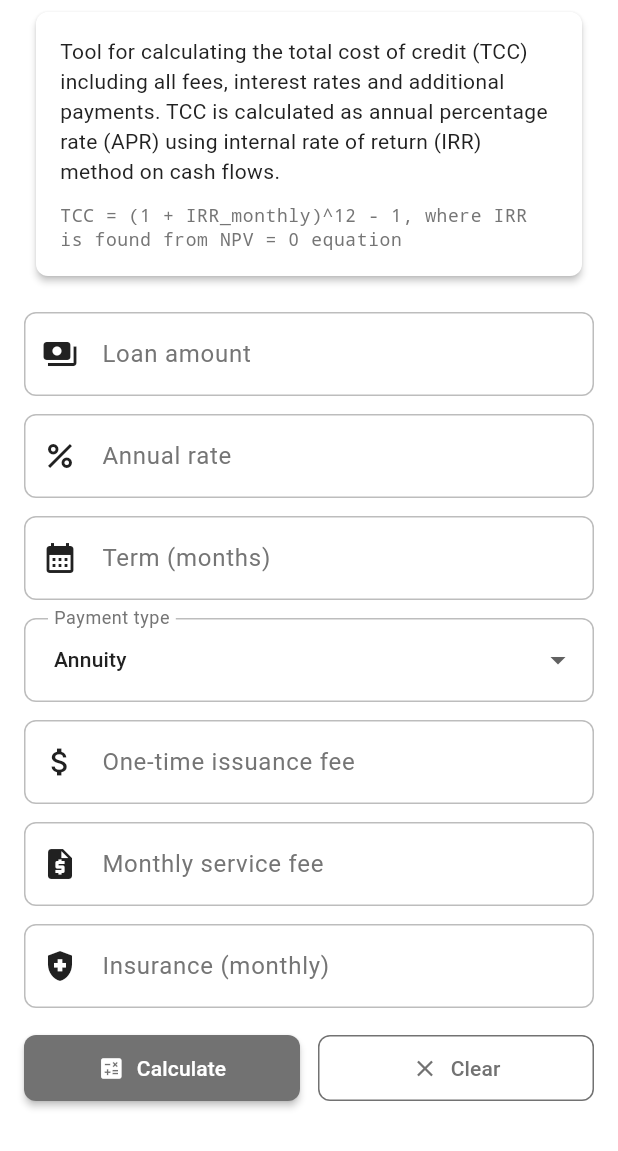
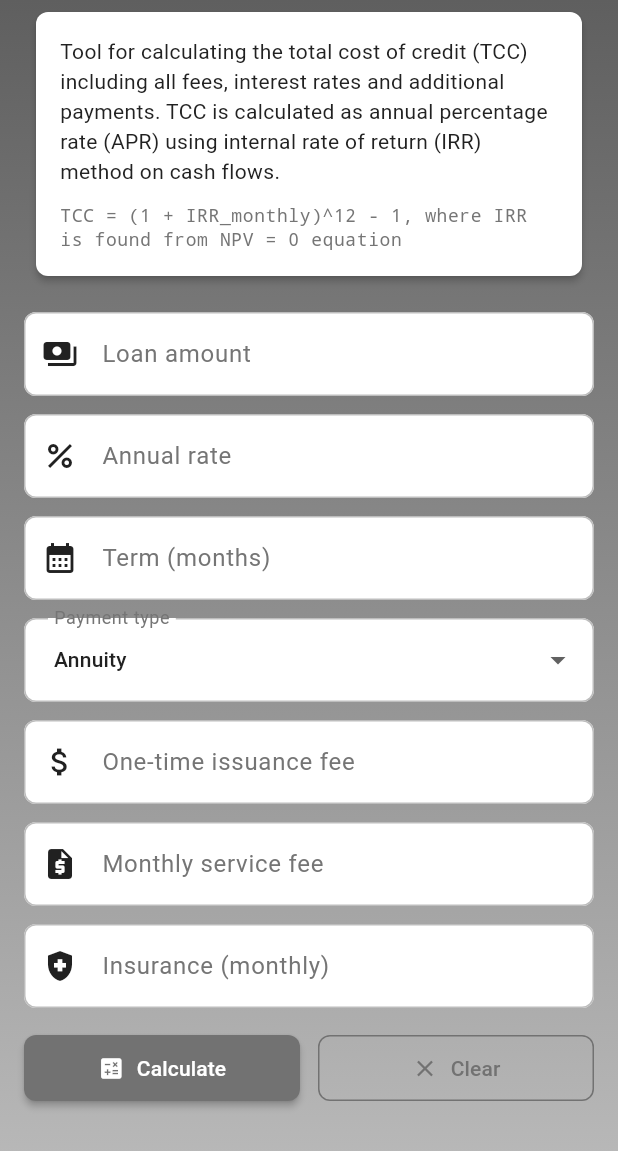
Before and after one commit to rino-edu/zaimymigom_zeroseven, a Flutter app: the PscCalculatorScreen widget shown alone on an empty page, opened directly, on a phone screen of 412 x 824 dp. Shown: the top 1151 px of the screen. Run offline on Flutter 3.47's test engine with Material 3 defaults, Android fonts, the phone set to English and light mode, and no system bars; our stand-ins replace cloud_firestore, connectivity_plus, easy_localization, firebase_core, firebase_messaging, fl_chart and 7 more; missing offline and left inert: app_tracking_transparency, appmetrica_plugin, appmetrica_push_plugin, dot_curved_bottom_nav, flutter_floating_bottom_bar, liquid_glass_bottom_bar and 2 more; accounts and stored records are empty.

Commit message:
редизайн 1

```diff
--- a/lib/views/home/psc_calculator_screen.dart
+++ b/lib/views/home/psc_calculator_screen.dart
@@ -231,11 +231,19 @@ class _PscCalculatorScreenState extends State<PscCalculatorScreen> {
     final systemBottomPadding = mediaQuery.padding.bottom;
     final totalBottomPadding = bottomBarHeight + systemBottomPadding + 4; // +16 для дополнительного отступа между кнопками и bottom bar
 
-    return GestureDetector(
-      onTap: () {
-        FocusScope.of(context).unfocus();
-      },
-      child: SingleChildScrollView(
+    return Container(
+      decoration: const BoxDecoration(
+        gradient: LinearGradient(
+          begin: Alignment.topCenter,
+          end: Alignment.bottomCenter,
+          colors: [Color(0xFF5F5F5F), Color(0xFFBEBEBE)],
+        ),
+      ),
+      child: GestureDetector(
+        onTap: () {
+          FocusScope.of(context).unfocus();
+        },
+        child: SingleChildScrollView(
         padding: EdgeInsets.only(
           bottom: totalBottomPadding,
           left: 16,
@@ -439,6 +447,7 @@ class _PscCalculatorScreenState extends State<PscCalculatorScreen> {
         ],
       ),
       ),
+      ),
     );
   }
 }
```
Also changed, not shown: lib/utils/theme.dart (+6 -6 lines).
